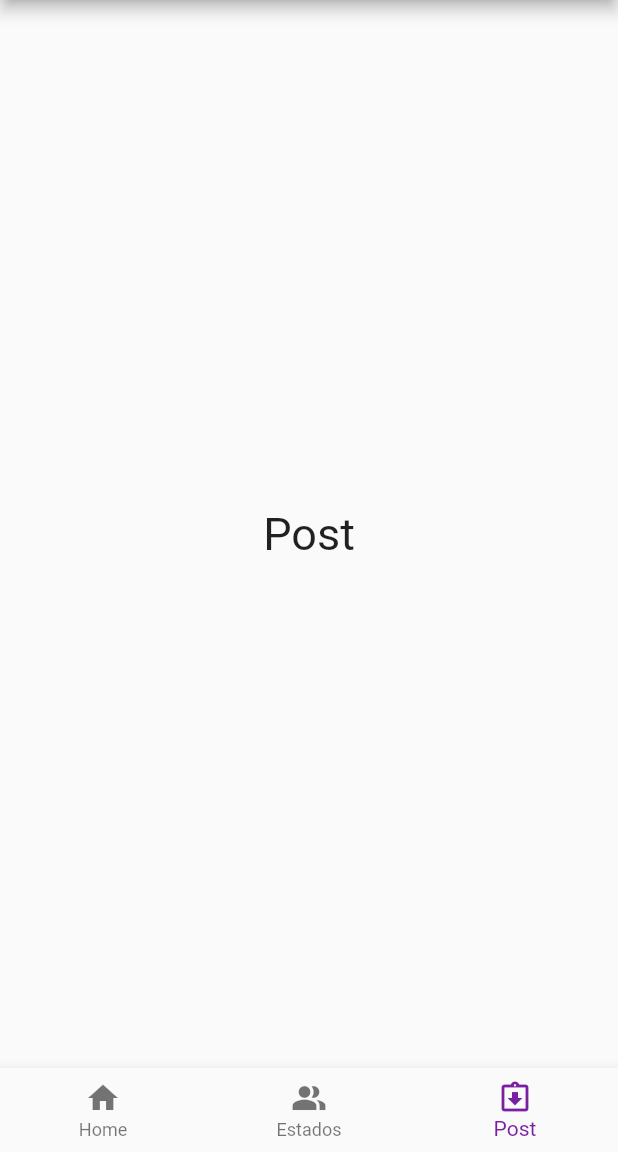
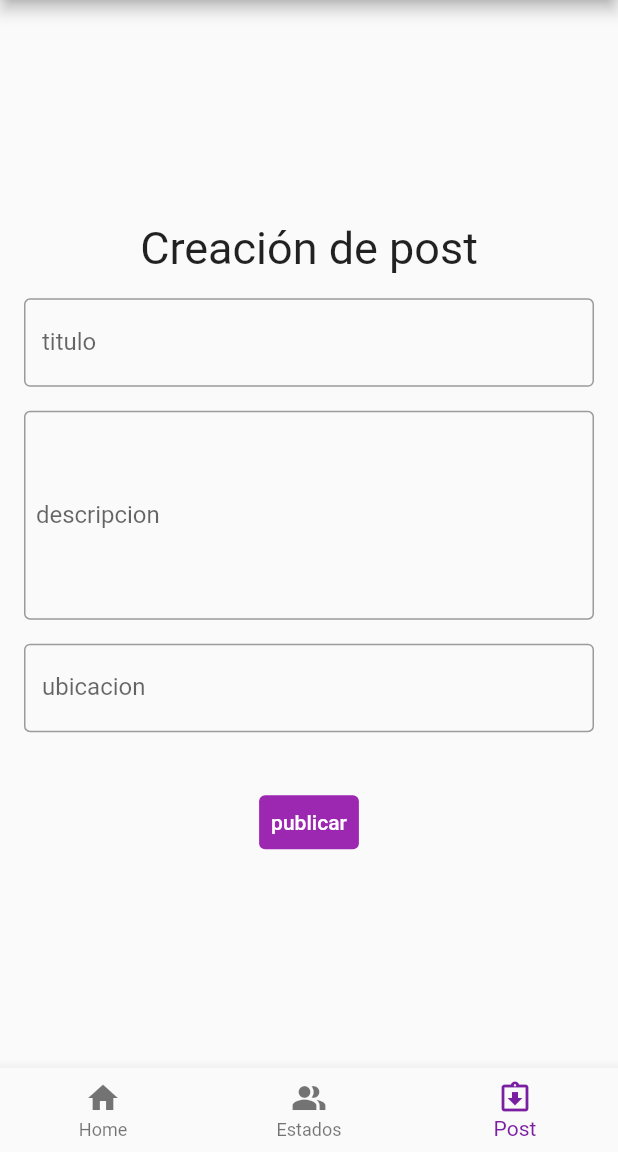
Before and after one commit to HARDROCO/prospertv2, a Flutter app: the Nav screen opened directly, item 3 of the bottom bar chosen, on a phone screen of 412 x 824 dp, the part 84-1236 px from its top. Run offline on Flutter 3.47's test engine with Material 2 defaults, Android fonts, the phone set to English and light mode, and no system bars; our stand-ins replace get, shared_preferences; accounts and stored records are empty; network calls fail.

Commit message:
page post

```diff
--- a/lib/presentation/pages/post.dart
+++ b/lib/presentation/pages/post.dart
@@ -1,14 +1,102 @@
 import 'package:flutter/material.dart';
+import 'package:get/get.dart';
 
-class Pagepost extends StatelessWidget {
+
+class Pagepost extends StatefulWidget {
+
   const Pagepost({Key? key}) : super(key: key);
 
   @override
+  _State createState() => _State();
+
+}
+
+class _State extends State<Pagepost> {
+  final nameController = TextEditingController();
+  final titulo = TextEditingController();
+  final descripcion = TextEditingController();
+  final ubicacion = TextEditingController();
+
+  @override
   Widget build(BuildContext context) {
-    return Center(
-        child: Text(
-      "Post",
-      style: TextStyle(fontSize: 30),
-    ));
+     return Padding(
+      padding: const EdgeInsets.all(8.0),
+      child: Column(
+        mainAxisAlignment: MainAxisAlignment.center,
+        children: [
+          Padding(
+            padding: const EdgeInsets.all(8.0),
+            child:Text(
+              "Creación de post", style: TextStyle(fontSize: 30),
+            ),
+          ),
+
+          Padding(
+            padding: const EdgeInsets.all(8.0),
+            child: TextField(
+              key: const Key("signUpTitulo"),
+              controller: titulo,
+              decoration: const InputDecoration(
+                border: OutlineInputBorder(),
+                labelText: 'titulo',
+              ),
+            ),
+          ),
+          Padding(
+
+            padding: const EdgeInsets.all(8.0),
+            child: TextField(
+              key: const Key("signUpDescripcion"),
+              controller: descripcion,
+              decoration: const InputDecoration(
+                contentPadding: const EdgeInsets.symmetric(vertical: 60.1),
+                border: OutlineInputBorder(),
+                labelText: '  descripcion',
+              ),
+            ),
+
+          ),
+           Padding(
+            padding: const EdgeInsets.all(8.0),
+            child: TextField(
+              key: const Key("signUpUbicacion"),
+              controller: ubicacion,
+              decoration: const InputDecoration(
+                border: OutlineInputBorder(),
+                labelText: 'ubicacion',
+              ),
+            ),
+          ),
+          Row(
+            mainAxisAlignment: MainAxisAlignment.center,
+            children: [
+              Expanded(
+                child: Padding(
+                  padding: const EdgeInsets.all(14.0),
+                ),
+              ),
+            ],
+          ),
+          TextButton(
+            style: TextButton.styleFrom(
+              primary: Colors.white,
+              backgroundColor: Colors.purple,
+            ),
+
+            onPressed:() => {} ,
+            child: const Text("publicar"),
+          ),
+        ],
+      ),
+    );
   }
+
+  @override
+  void dispose() {
+    nameController.dispose();
+    titulo.dispose();
+    descripcion.dispose();
+    ubicacion.dispose();
+  }
+
 }
```
